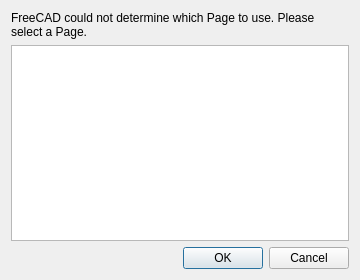
The window that src/Mod/TechDraw/Gui/DlgPageChooser.ui (southseact-3d/fcd) describes before a commit, drawn with Qt 5.
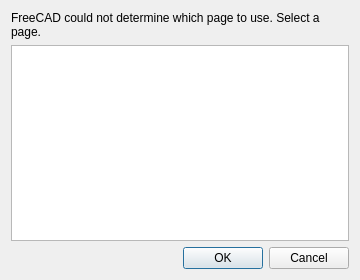
The same window after the commit.

Diff of the .ui file:
```diff
--- a/src/Mod/TechDraw/Gui/DlgPageChooser.ui
+++ b/src/Mod/TechDraw/Gui/DlgPageChooser.ui
@@ -26,7 +26,7 @@
    <item>
     <widget class="QLabel" name="lPrompt">
      <property name="text">
-      <string>FreeCAD could not determine which Page to use. Please select a Page.</string>
+      <string>FreeCAD could not determine which page to use. Select a page.</string>
      </property>
      <property name="wordWrap">
       <bool>true</bool>
```
Left out of the diff: 2 changed lines with no effect on the pictures.
